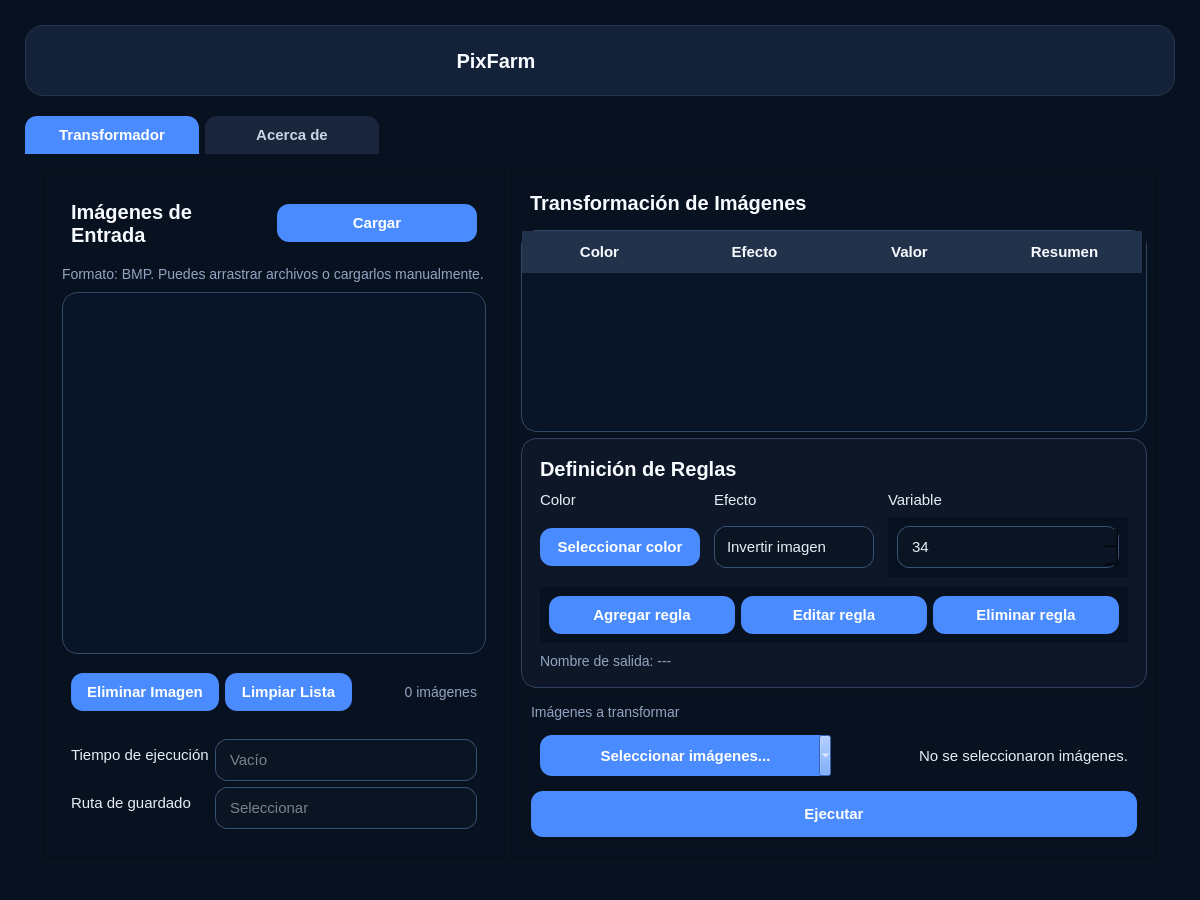
Old version of the form (RETO) BixFarm/editables/PixFarm.ui in the repository iiRoy/Implementation-of-wide-area-networks-and-distributed-services.
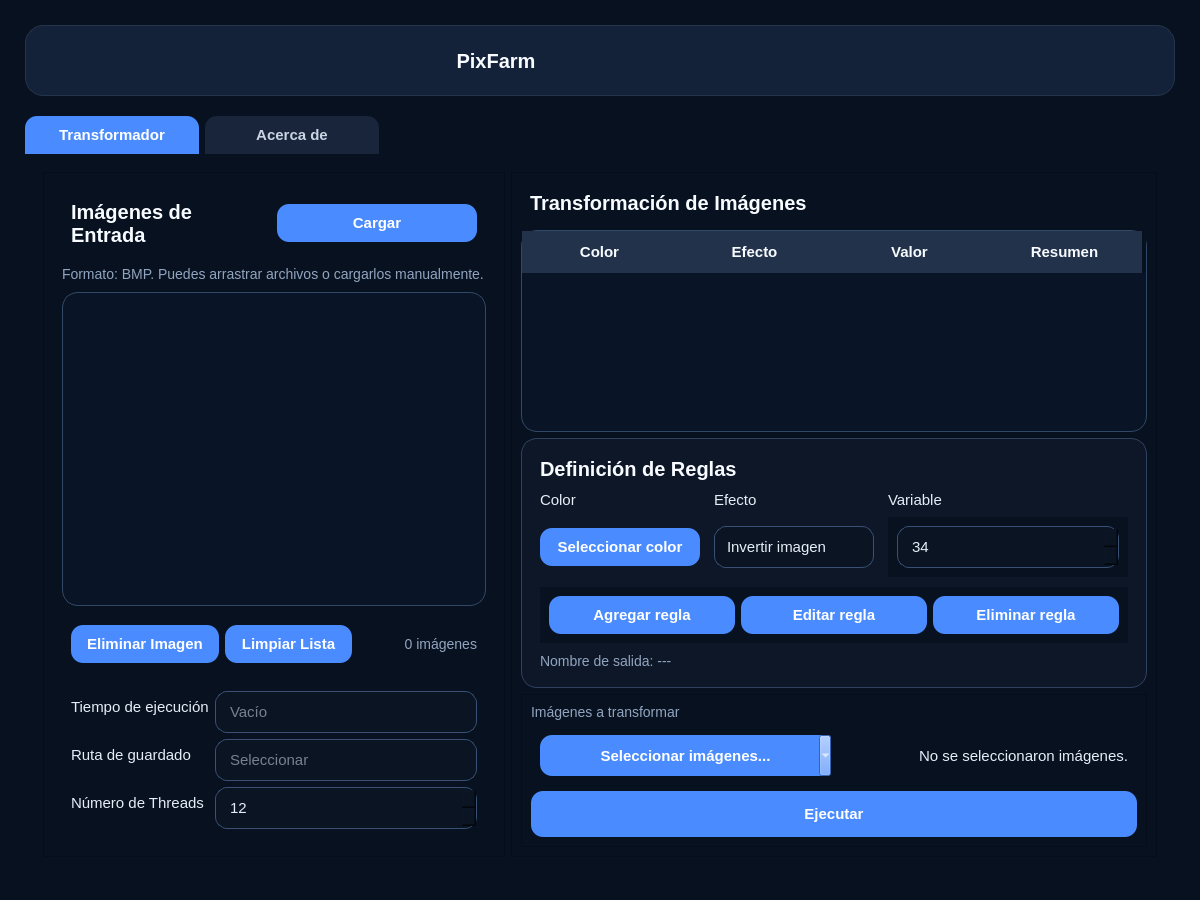
New version of the form. Icons and pictures are not drawn.

Commit message: feat: Inclusion of selection of number of threads.

What changed in the file:
```diff
--- a/(RETO) BixFarm/editables/PixFarm.ui
+++ b/(RETO) BixFarm/editables/PixFarm.ui
@@ -625,6 +625,26 @@
                       </property>
                      </widget>
                     </item>
+                    <item row="3" column="0">
+                     <widget class="QLabel" name="lblNumberThreads">
+                      <property name="text">
+                       <string>Número de Threads</string>
+                      </property>
+                     </widget>
+                    </item>
+                    <item row="3" column="1">
+                     <widget class="QSpinBox" name="txtNumberThreads">
+                      <property name="minimum">
+                       <number>1</number>
+                      </property>
+                      <property name="maximum">
+                       <number>1000000000</number>
+                      </property>
+                      <property name="value">
+                       <number>12</number>
+                      </property>
+                     </widget>
+                    </item>
                    </layout>
                   </widget>
                  </item>
```
The commit also changes 14 other files.
